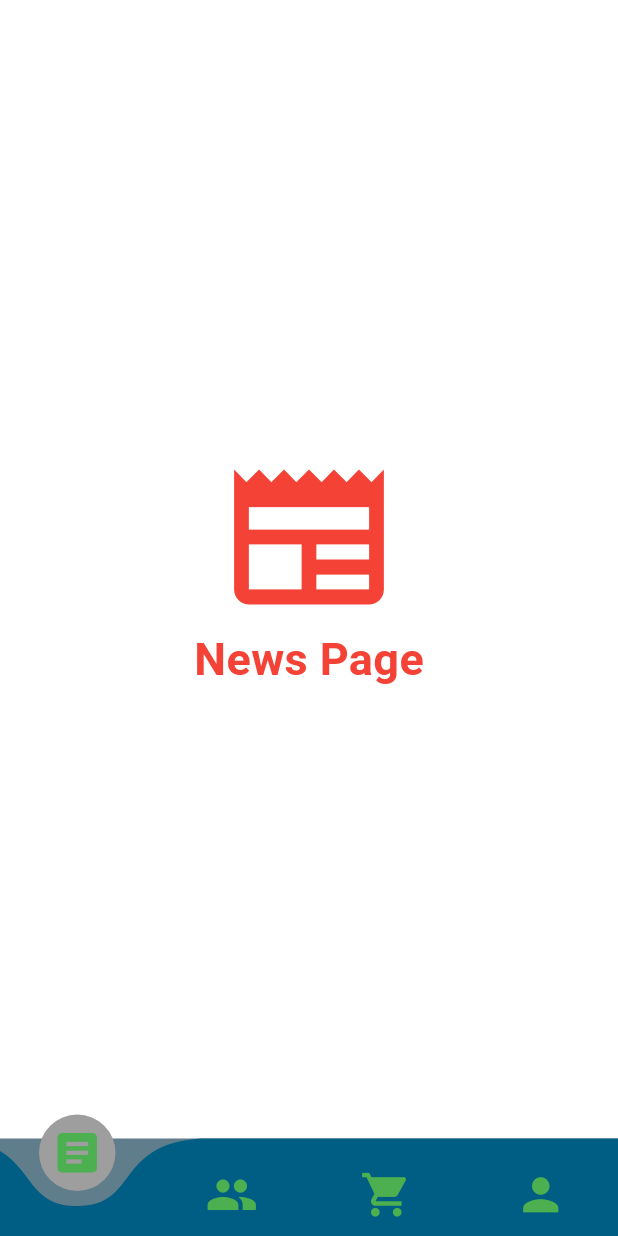
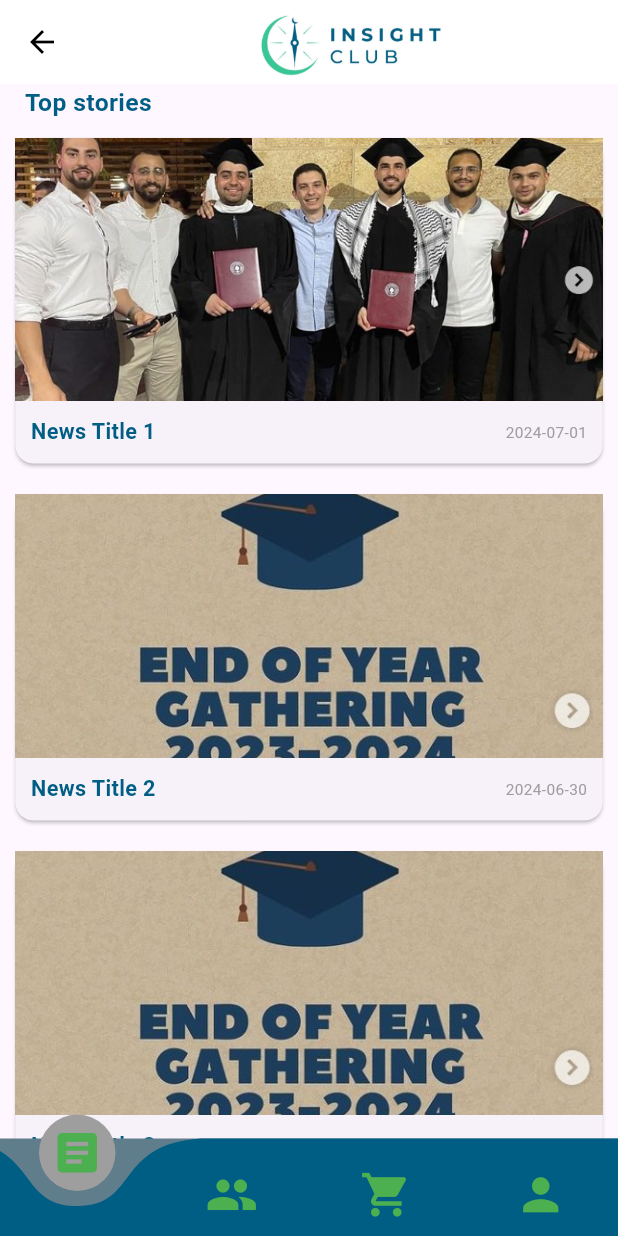
Before and after one commit to Omar-Kaddoura/insight_App, a Flutter app: the HomePageWithNavigation screen opened by its route, on a phone screen of 412 x 824 dp. Run offline on Flutter 3.47's test engine with Material 3 defaults, Android fonts, the phone set to English and light mode, and no system bars; drawn by our look-alikes of curved_navigation_bar; our stand-ins replace firebase_core, flutter_secure_storage; accounts and stored records are empty.

Commit message:
added the news page (with dummy data) and added the custom app bar

```diff
--- a/lib/BottomNavigationBarPages/News.dart
+++ b/lib/BottomNavigationBarPages/News.dart
@@ -1,28 +1,100 @@
 import 'package:flutter/material.dart';
 
 class News extends StatelessWidget {
-  const News({super.key});
+  News({super.key});
+
+  final List<Map<String, String>> newsItems = [
+    {
+      'title': 'News Title 1',
+      'date': '2024-07-01',
+      'image': 'assets/images/news.jpeg',
+    },
+    {
+      'title': 'News Title 2',
+      'date': '2024-06-30',
+      'image': 'assets/images/event.jpeg',
+    },
+    {
+      'title': 'News Title 3',
+      'date': '2024-06-29',
+      'image': 'assets/images/event.jpeg',
+    },
+  ];
 
   @override
   Widget build(BuildContext context) {
-    return Container(
-      decoration: BoxDecoration(color: Colors.white),
-      child: Column(
-        crossAxisAlignment: CrossAxisAlignment.center,
-        mainAxisAlignment: MainAxisAlignment.center,
-        children: const [
-          Icon(
-            Icons.newspaper,
-            size: 120,
-            color: Colors.red,
+    return LayoutBuilder(
+      builder: (context, constraints) {
+        double screenWidth = constraints.maxWidth;
+        double screenHeight = constraints.maxHeight;
+
+        return Scaffold(
+          body: ListView.builder(
+            itemCount: newsItems.length + 1,
+            itemBuilder: (context, index) {
+              if (index == 0) {
+                return Padding(
+                  padding: EdgeInsets.symmetric(
+                    horizontal: screenWidth * 0.04,
+                    vertical: screenHeight * 0.001,
+                  ),
+                  child: Text(
+                    'Top stories',
+                    style: TextStyle(
+                      fontSize: screenWidth * 0.04, // Font size relative to screen width
+                      fontWeight: FontWeight.bold,
+                      color: Color.fromARGB(255, 0, 94, 132),
+                    ),
+                  ),
+                );
+              }
+              final news = newsItems[index - 1];
+              return GestureDetector(
+                onTap: () {
+                  // Handle tap
+                },
+                child: Card(
+                  margin: EdgeInsets.all(screenWidth * 0.025),
+                  child: Column(
+                    crossAxisAlignment: CrossAxisAlignment.start,
+                    children: [
+                      Image.asset(
+                        news['image']!,
+                        width: screenWidth,
+                        height: screenHeight * 0.25, // Image height relative to screen height
+                        fit: BoxFit.cover,
+                      ),
+                      Padding(
+                        padding: EdgeInsets.all(screenWidth * 0.025),
+                        child: Row(
+                          mainAxisAlignment: MainAxisAlignment.spaceBetween,
+                          children: [
+                            Text(
+                              news['title']!,
+                              style: TextStyle(
+                                fontSize: screenWidth * 0.035, // Font size relative to screen width
+                                fontWeight: FontWeight.bold,
+                                color: Color.fromARGB(255, 0, 94, 132),
+                              ),
+                            ),
+                            Text(
+                              news['date']!,
+                              style: TextStyle(
+                                fontSize: screenWidth * 0.025, // Font size relative to screen width
+                                color: Colors.grey,
+                              ),
+                            ),
+                          ],
+                        ),
+                      ),
+                    ],
+                  ),
+                ),
+              );
+            },
           ),
-          Text(
-            'News Page',
-            style: TextStyle(
-                color: Colors.red, fontSize: 30, fontWeight: FontWeight.w700),
-          )
-        ],
-      ),
+        );
+      },
     );
   }
 }
--- a/lib/BottomNavigationBarPages/home_with_navigation.dart
+++ b/lib/BottomNavigationBarPages/home_with_navigation.dart
@@ -5,6 +5,7 @@ import 'package:insight/BottomNavigationBarPages/Shop.dart';
 import 'package:insight/BottomNavigationBarPages/Profile.dart';
 import 'package:curved_navigation_bar/curved_navigation_bar.dart';
 import 'package:insight/messaging/user_list.dart';
+import 'package:insight/components/up_logo.dart';
 
 class HomePageWithNavigation extends StatefulWidget {
   const HomePageWithNavigation({Key? key}) : super(key: key);
@@ -26,6 +27,7 @@ class _HomePageWithNavigationState extends State<HomePageWithNavigation> {
   @override
   Widget build(BuildContext context) {
     return Scaffold(
+      appBar: CustomAppBar(),
       body: PageView(
         controller: _pageController,
         onPageChanged: (index) {
--- /dev/null
+++ b/lib/components/up_logo.dart
@@ -0,0 +1,21 @@
+import 'package:flutter/material.dart';
+
+class CustomAppBar extends StatelessWidget implements PreferredSizeWidget {
+  @override
+  Widget build(BuildContext context) {
+    return AppBar(
+      title: Center(
+        child: Image.asset(
+          'assets/images/LogoHorizontal.jpeg',
+          height: 50,
+        ),
+      ),
+      backgroundColor: Colors.white,
+      iconTheme: IconThemeData(color: Colors.black),
+      titleTextStyle: TextStyle(color: Colors.black),
+    );
+  }
+
+  @override
+  Size get preferredSize => Size.fromHeight(kToolbarHeight);
+}
--- a/lib/messaging/user_list.dart
+++ b/lib/messaging/user_list.dart
@@ -22,7 +22,7 @@ class _UsersListScreenState extends State<UsersListScreen> {
 
   Future<void> _fetchUsers() async {
     final email = await _storage.read(key: 'email');
-    print(email);
+    // print(email);
     if (email == null) {
       setState(() {
         _isLoading = false;
@@ -72,7 +72,14 @@ class _UsersListScreenState extends State<UsersListScreen> {
   Widget build(BuildContext context) {
     return Scaffold(
       appBar: AppBar(
-        title: Text('Users List'),
+        automaticallyImplyLeading: false,  // Remove the back arrow
+        flexibleSpace: FlexibleSpaceBar(
+          centerTitle: true,
+          title: Text(
+            'Users List',
+            style: TextStyle(fontSize: 20, color: Colors.black),
+          ),
+        ),
       ),
       body: _isLoading
           ? Center(child: CircularProgressIndicator())
```
Also changed, not shown: pubspec.yaml (+7 -0 lines), assets/images/LogoHorizontal.jpeg (added), assets/images/defaultProfile.JPG (added), assets/images/event.jpeg (added), assets/images/news.jpeg (added), assets/images/profileUser.jpg (added).
